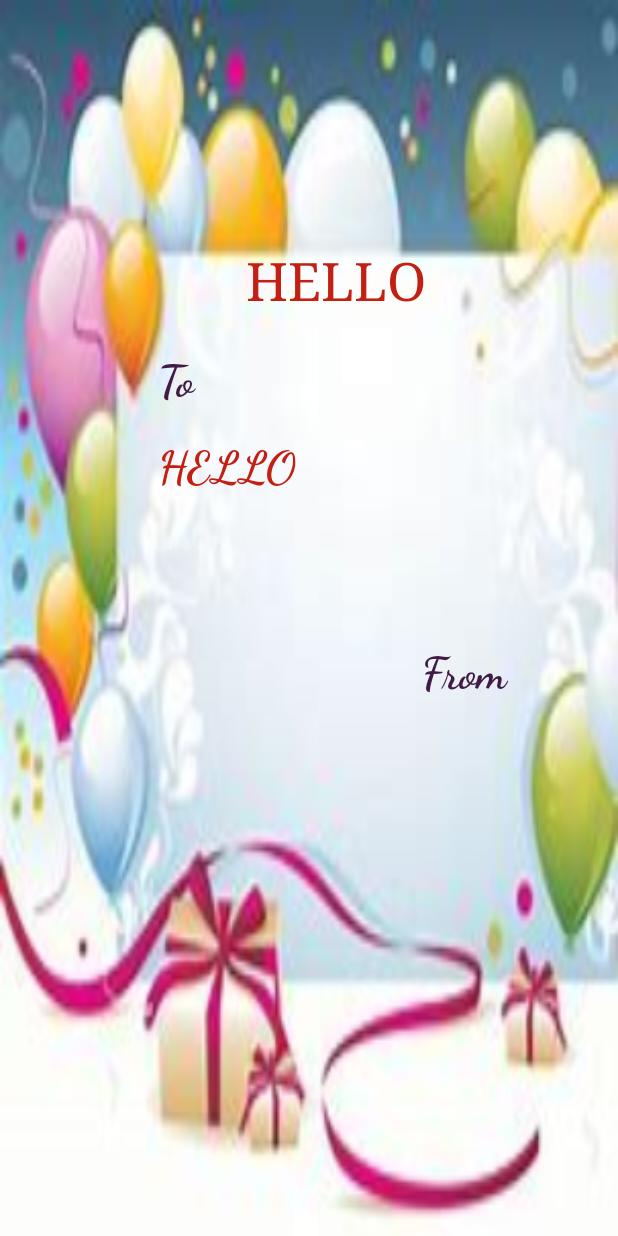
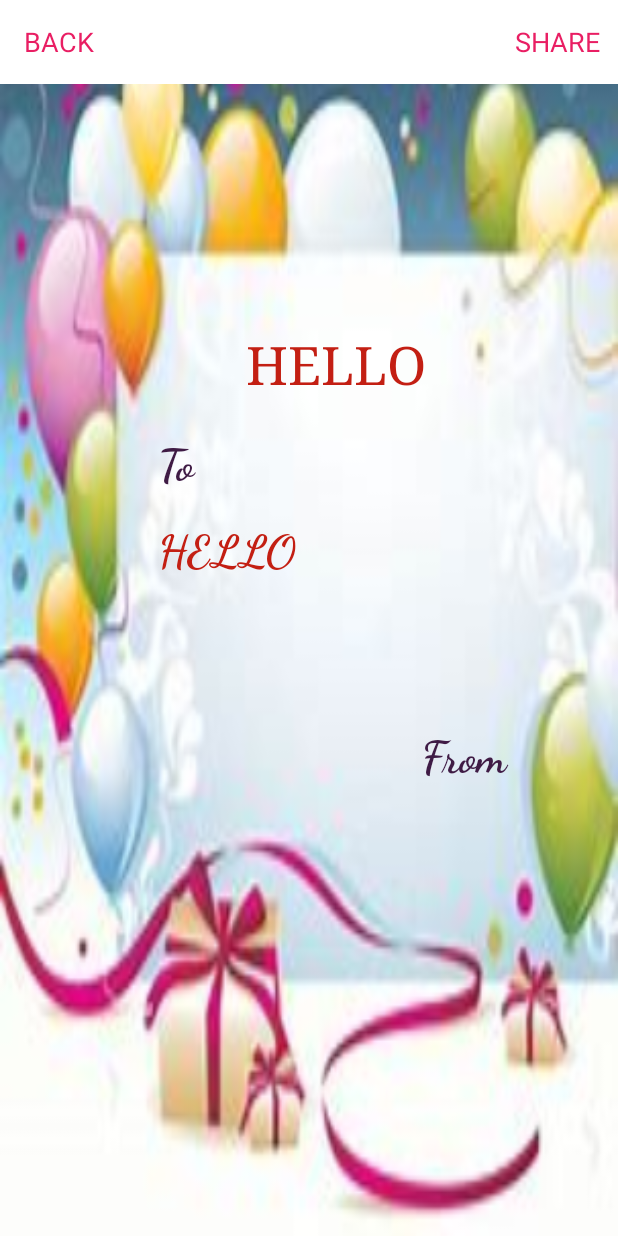
Before and after one commit to NKNehak/Card-Creator, an Android app: the layout birthday.xml on its own in the app's theme, with its tools: preview values and no code run, on a phone screen of 412 x 824 dp. Run offline under Robolectric (Android 15) with nearby library versions, the light colour scheme and no system bars.

Commit message:
Added toolbar in birthday layout

```diff
--- a/app/src/main/res/layout/birthday.xml
+++ b/app/src/main/res/layout/birthday.xml
@@ -3,6 +3,40 @@
     android:orientation="vertical" android:layout_width="match_parent"
     android:layout_height="match_parent"
     android:background="@drawable/birthday">
+
+     <androidx.appcompat.widget.Toolbar
+        android:id="@+id/toolbarbirthday"
+        android:layout_width="match_parent"
+        android:layout_height="wrap_content"
+        android:background="#FFFFFF">
+        <LinearLayout
+            android:layout_width="match_parent"
+            android:layout_height="wrap_content"
+            android:orientation="horizontal">
+
+            <TextView
+                android:id="@+id/bbirthday"
+                android:layout_width="wrap_content"
+                android:layout_height="wrap_content"
+                android:background="#FFFFFF"
+                android:clickable="true"
+                android:text="BACK"
+                android:textColor="#E91E63"
+                android:textSize="18dp" />
+
+            <TextView
+                android:id="@+id/sbirthday"
+                android:layout_width="match_parent"
+                android:layout_height="wrap_content"
+                android:background="#FFFFFF"
+                android:clickable="true"
+                android:paddingRight="12dp"
+                android:text="SHARE"
+                android:textAlignment="textEnd"
+                android:textColor="#E91E63"
+                android:textSize="18dp" />
+        </LinearLayout>
+    </androidx.appcompat.widget.Toolbar>
 
     <TextView
         android:id="@+id/bs"
```
